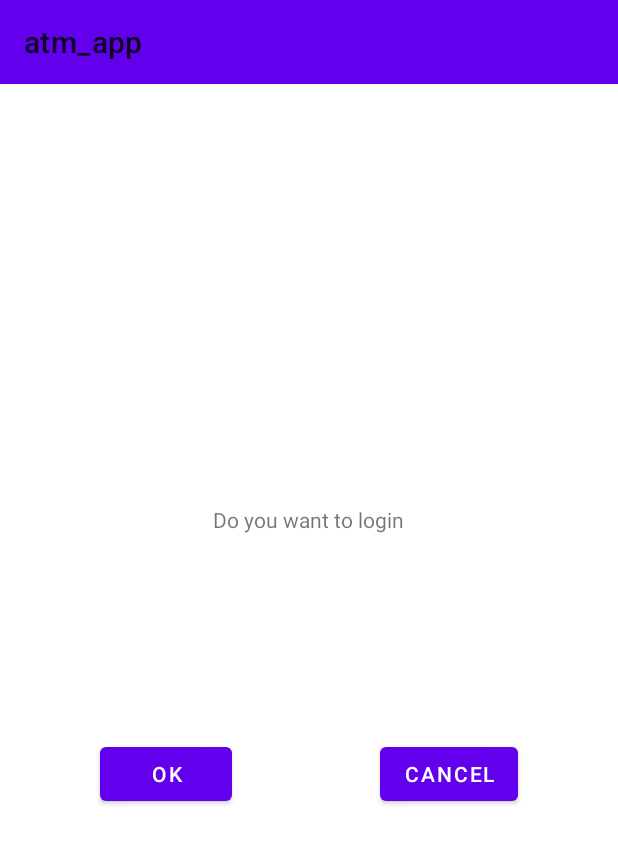
After one commit to Kooalaa/BankSimul-project, an Android app: the AcceptLogin screen opened directly, with no data from a screen before it, on a phone screen of 412 x 824 dp. The commit adds this screen. Shown: the top 844 px of the screen. Run offline under Robolectric (Android 15) with nearby library versions, the phone set to English and light mode, and no system bars; our stand-ins replace Volley; network calls fail.

Commit message:
Fixed RestAPI edit_balance and transactions_response This also includes the start of Mobile_login app

```diff
--- a/atm_app/app/src/main/AndroidManifest.xml
+++ b/atm_app/app/src/main/AndroidManifest.xml
@@ -3,14 +3,16 @@
     package="com.astru43.atm_app">
 
     <uses-permission android:name="android.permission.INTERNET" />
+
     <application
-        android:usesCleartextTraffic="true"
         android:allowBackup="true"
         android:icon="@mipmap/ic_launcher"
         android:label="@string/app_name"
         android:roundIcon="@mipmap/ic_launcher_round"
         android:supportsRtl="true"
-        android:theme="@style/Theme.Atm_app">
+        android:theme="@style/Theme.Atm_app"
+        android:usesCleartextTraffic="true">
+        <activity android:name=".AcceptLogin"></activity>
         <activity android:name=".AddToken" />
         <activity android:name=".MainActivity">
             <intent-filter>
--- /dev/null
+++ b/atm_app/app/src/main/java/com/astru43/atm_app/AcceptLogin.kt
@@ -0,0 +1,44 @@
+package com.astru43.atm_app
+
+import android.os.Bundle
+import android.widget.Button
+import androidx.appcompat.app.AppCompatActivity
+import com.android.volley.Request
+import com.android.volley.toolbox.JsonObjectRequest
+import com.android.volley.toolbox.Volley
+import org.json.JSONObject
+
+class AcceptLogin : AppCompatActivity() {
+    override fun onCreate(savedInstanceState: Bundle?) {
+        super.onCreate(savedInstanceState)
+        setContentView(R.layout.activity_accept_login)
+
+        setSupportActionBar(findViewById(R.id.toolbar3))
+
+        val queue = Volley.newRequestQueue(this)
+        val url = "http://astru.ddns.net:8080/mobile/mobile"
+        val token = UtilPreferences.getToken(this)
+
+        val requestBody = JSONObject()
+        requestBody.put("mobile_identification", token)
+        requestBody.put("atm_token", intent.extras?.get("com.astru43.atm_app.ATM_TOKEN"))
+
+        findViewById<Button>(R.id.cancel_btn).setOnClickListener {
+            requestBody.put("accept_status", false)
+            val request = JsonObjectRequest(Request.Method.POST, url, requestBody, {}, {})
+            queue.add(request)
+            finish()
+        }
+        findViewById<Button>(R.id.ok_btn).setOnClickListener {
+            requestBody.put("accept_status", true)
+            val request = JsonObjectRequest(Request.Method.POST, url, requestBody, {}, {})
+            queue.add(request)
+            finish()
+        }
+    }
+}
+
+
+/*
+
+ */
--- /dev/null
+++ b/atm_app/app/src/main/res/layout/activity_accept_login.xml
@@ -0,0 +1,57 @@
+<?xml version="1.0" encoding="utf-8"?>
+<androidx.constraintlayout.widget.ConstraintLayout xmlns:android="http://schemas.android.com/apk/res/android"
+    xmlns:app="http://schemas.android.com/apk/res-auto"
+    xmlns:tools="http://schemas.android.com/tools"
+    android:layout_width="match_parent"
+    android:layout_height="match_parent"
+    tools:context=".AcceptLogin">
+
+    <androidx.appcompat.widget.Toolbar
+        android:id="@+id/toolbar3"
+        android:layout_width="match_parent"
+        android:layout_height="wrap_content"
+        android:background="?attr/colorPrimary"
+        android:minHeight="?attr/actionBarSize"
+        android:theme="?attr/actionBarTheme"
+        app:layout_constraintBottom_toBottomOf="parent"
+        app:layout_constraintEnd_toEndOf="parent"
+        app:layout_constraintStart_toStartOf="parent"
+        app:layout_constraintTop_toTopOf="parent"
+        app:layout_constraintVertical_bias="0.0" />
+
+    <Button
+        android:id="@+id/ok_btn"
+        android:layout_width="wrap_content"
+        android:layout_height="wrap_content"
+        android:layout_marginTop="136dp"
+        android:layout_marginEnd="16dp"
+        android:text="@android:string/ok"
+        app:layout_constraintEnd_toStartOf="@+id/cancel_btn"
+        app:layout_constraintStart_toStartOf="parent"
+        app:layout_constraintTop_toBottomOf="@+id/textView" />
+
+    <Button
+        android:id="@+id/cancel_btn"
+        android:layout_width="wrap_content"
+        android:layout_height="wrap_content"
+        android:layout_marginStart="16dp"
+        android:layout_marginTop="136dp"
+        android:text="@android:string/cancel"
+        app:layout_constraintEnd_toEndOf="parent"
+        app:layout_constraintHorizontal_bias="0.5"
+        app:layout_constraintStart_toEndOf="@+id/ok_btn"
+        app:layout_constraintTop_toBottomOf="@+id/textView" />
+
+    <TextView
+        android:id="@+id/textView"
+        android:layout_width="wrap_content"
+        android:layout_height="wrap_content"
+        android:text="@string/login_warning"
+        app:layout_constraintBottom_toBottomOf="parent"
+        app:layout_constraintEnd_toEndOf="parent"
+        app:layout_constraintHorizontal_bias="0.498"
+        app:layout_constraintStart_toStartOf="parent"
+        app:layout_constraintTop_toBottomOf="@+id/toolbar3"
+        app:layout_constraintVertical_bias="0.375" />
+
+</androidx.constraintlayout.widget.ConstraintLayout>
--- a/atm_app/app/src/main/res/values/strings.xml
+++ b/atm_app/app/src/main/res/values/strings.xml
@@ -1,3 +1,4 @@
 <resources>
     <string name="app_name">atm_app</string>
+    <string name="login_warning">Do you want to login</string>
 </resources>
```
Also changed, not shown: atm_app/app/src/main/java/com/astru43/atm_app/MainActivity.kt (+17 -10 lines), 5 other files.
